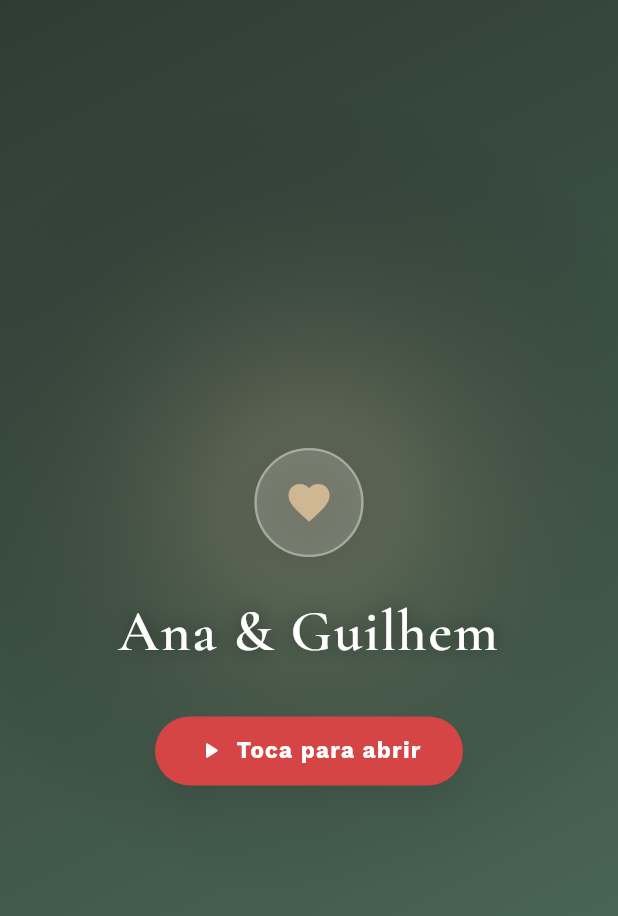
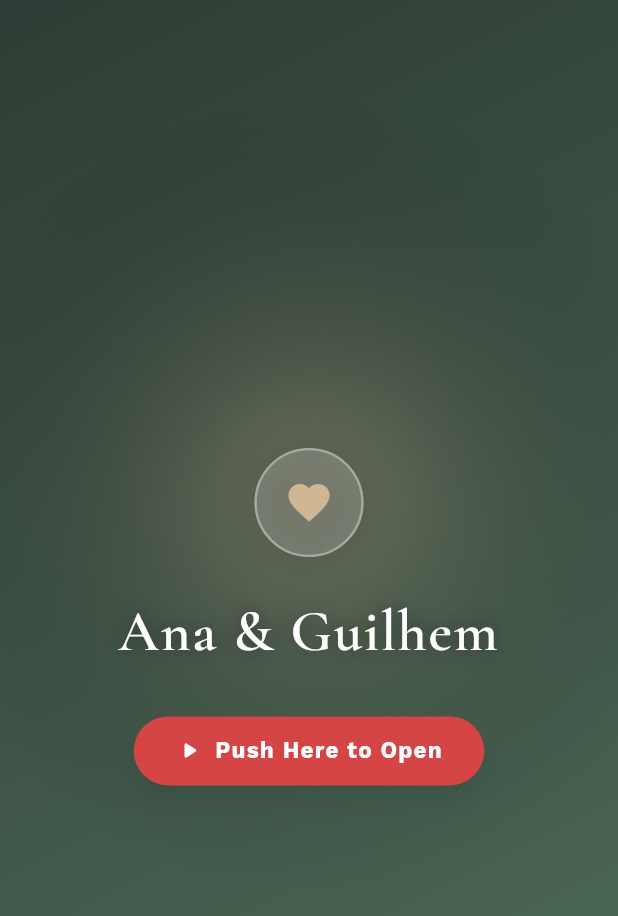
Before and after one commit to GonzaGarcia01914/ana_and_guille_wedding, a Flutter app: the screen it shows after launch, on a phone screen of 412 x 824 dp. Shown: the top 916 px of the screen. Run offline on Flutter 3.47's test engine with Material 3 defaults, Android fonts, the phone set to English and light mode, and no system bars; our stand-ins replace google_fonts; missing offline and left inert: dart:html, dart:ui_web.

Commit message:
version_1.0.8

```diff
--- a/lib/main.dart
+++ b/lib/main.dart
@@ -239,7 +239,7 @@ class WeddingInvitationPage extends StatefulWidget {
         dressCodeLabel: 'Dress code',
         dressCode: 'Elegante relajado. Tonos neutros, tierra y naturales.',
         footerMessage:
-            'Gracias por ser parte de este Momento tan especial para nosotros!',
+            'Gracias por ser parte de este MOMENTO TAN ESPACIAL para nosotros!',
         linkErrorMessage:
             'No pudimos abrir el enlace. Pod\u00e9s copiarlo desde la invitaci\u00f3n.',
       ),
@@ -631,7 +631,8 @@ class _WeddingInvitationPageState extends State<WeddingInvitationPage> {
                                                       vertical: 10,
                                                     ),
                                                 decoration: BoxDecoration(
-                                                  color: theme.colorScheme
+                                                  color: theme
+                                                      .colorScheme
                                                       .primary
                                                       .withValues(alpha: 0.22),
                                                   borderRadius:
@@ -1095,7 +1096,7 @@ class _IntroBloomOverlayState extends State<_IntroBloomOverlay>
                         child: Text(
                           _hasTapped
                               ? 'Preparando la magia...'
-                              : 'Toca para abrir',
+                              : 'Push Here to Open',
                           key: ValueKey(_hasTapped),
                           style: const TextStyle(
                             fontWeight: FontWeight.w700,
```
Also changed, not shown: 1 other file. Lines whose indentation alone changed are shown as unchanged.
